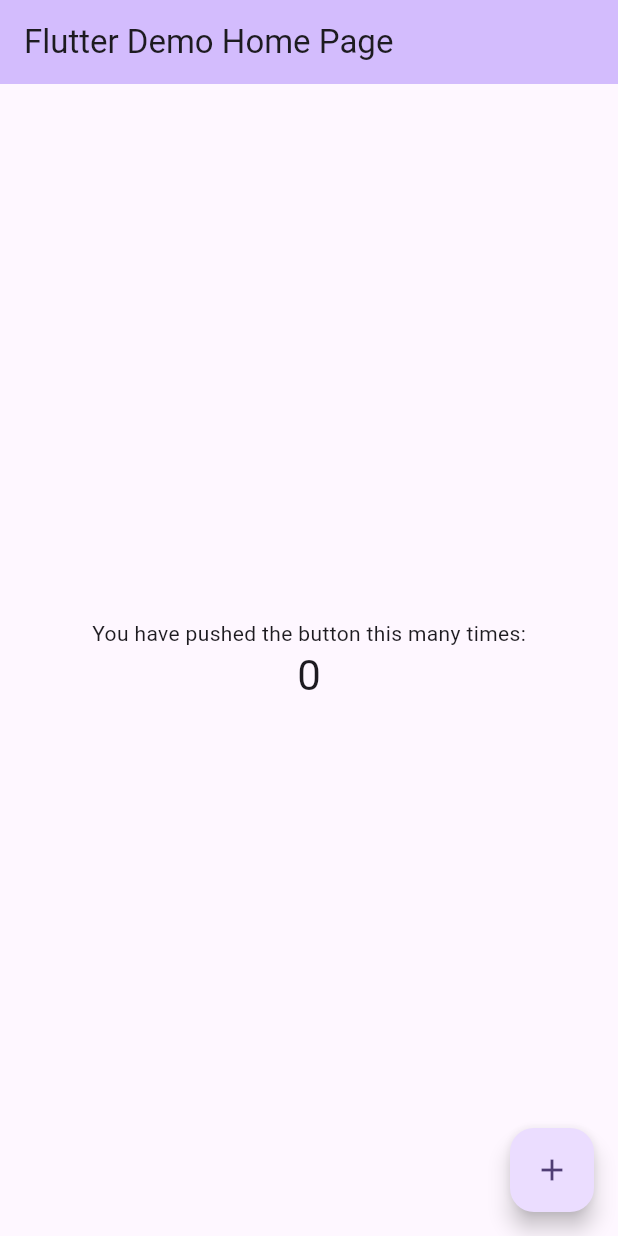
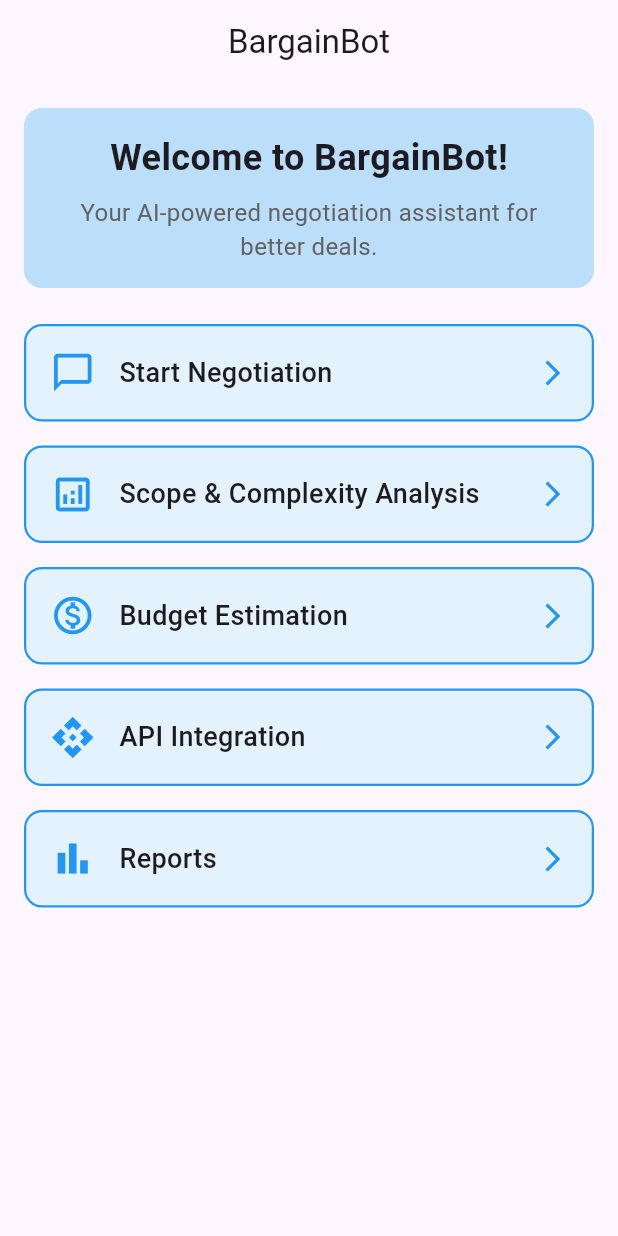
Before and after one commit to gulezahranaqvi812004/Bargain-Bot, a Flutter app: the screen it shows after launch, on a phone screen of 412 x 824 dp. Run offline on Flutter 3.47's test engine with Material 3 defaults, Android fonts, the light colour scheme and no system bars.

Commit message:
Basic UI Added

```diff
--- a/bargain_bot/lib/main.dart
+++ b/bargain_bot/lib/main.dart
@@ -1,125 +1,20 @@
+import 'package:bargain_bot/screens/home_screen.dart';
 import 'package:flutter/material.dart';
 
 void main() {
-  runApp(const MyApp());
+  runApp(MyApp());
 }
 
 class MyApp extends StatelessWidget {
-  const MyApp({super.key});
-
-  // This widget is the root of your application.
   @override
   Widget build(BuildContext context) {
     return MaterialApp(
-      title: 'Flutter Demo',
+      debugShowCheckedModeBanner: false, // Remove the debug banner
+      title: 'BargainBot',
       theme: ThemeData(
-        // This is the theme of your application.
-        //
-        // TRY THIS: Try running your application with "flutter run". You'll see
-        // the application has a purple toolbar. Then, without quitting the app,
-        // try changing the seedColor in the colorScheme below to Colors.green
-        // and then invoke "hot reload" (save your changes or press the "hot
-        // reload" button in a Flutter-supported IDE, or press "r" if you used
-        // the command line to start the app).
-        //
-        // Notice that the counter didn't reset back to zero; the application
-        // state is not lost during the reload. To reset the state, use hot
-        // restart instead.
-        //
-        // This works for code too, not just values: Most code changes can be
-        // tested with just a hot reload.
-        colorScheme: ColorScheme.fromSeed(seedColor: Colors.deepPurple),
-        useMaterial3: true,
+        primarySwatch: Colors.blue,
       ),
-      home: const MyHomePage(title: 'Flutter Demo Home Page'),
+      home: HomePage(), // Set HomeScreen as the initial screen
     );
   }
 }
-
-class MyHomePage extends StatefulWidget {
-  const MyHomePage({super.key, required this.title});
-
-  // This widget is the home page of your application. It is stateful, meaning
-  // that it has a State object (defined below) that contains fields that affect
-  // how it looks.
-
-  // This class is the configuration for the state. It holds the values (in this
-  // case the title) provided by the parent (in this case the App widget) and
-  // used by the build method of the State. Fields in a Widget subclass are
-  // always marked "final".
-
-  final String title;
-
-  @override
-  State<MyHomePage> createState() => _MyHomePageState();
-}
-
-class _MyHomePageState extends State<MyHomePage> {
-  int _counter = 0;
-
-  void _incrementCounter() {
-    setState(() {
-      // This call to setState tells the Flutter framework that something has
-      // changed in this State, which causes it to rerun the build method below
-      // so that the display can reflect the updated values. If we changed
-      // _counter without calling setState(), then the build method would not be
-      // called again, and so nothing would appear to happen.
-      _counter++;
-    });
-  }
-
-  @override
-  Widget build(BuildContext context) {
-    // This method is rerun every time setState is called, for instance as done
-    // by the _incrementCounter method above.
-    //
-    // The Flutter framework has been optimized to make rerunning build methods
-    // fast, so that you can just rebuild anything that needs updating rather
-    // than having to individually change instances of widgets.
-    return Scaffold(
-      appBar: AppBar(
-        // TRY THIS: Try changing the color here to a specific color (to
-        // Colors.amber, perhaps?) and trigger a hot reload to see the AppBar
-        // change color while the other colors stay the same.
-        backgroundColor: Theme.of(context).colorScheme.inversePrimary,
-        // Here we take the value from the MyHomePage object that was created by
-        // the App.build method, and use it to set our appbar title.
-        title: Text(widget.title),
-      ),
-      body: Center(
-        // Center is a layout widget. It takes a single child and positions it
-        // in the middle of the parent.
-        child: Column(
-          // Column is also a layout widget. It takes a list of children and
-          // arranges them vertically. By default, it sizes itself to fit its
-          // children horizontally, and tries to be as tall as its parent.
-          //
-          // Column has various properties to control how it sizes itself and
-          // how it positions its children. Here we use mainAxisAlignment to
-          // center the children vertically; the main axis here is the vertical
-          // axis because Columns are vertical (the cross axis would be
-          // horizontal).
-          //
-          // TRY THIS: Invoke "debug painting" (choose the "Toggle Debug Paint"
-          // action in the IDE, or press "p" in the console), to see the
-          // wireframe for each widget.
-          mainAxisAlignment: MainAxisAlignment.center,
-          children: <Widget>[
-            const Text(
-              'You have pushed the button this many times:',
-            ),
-            Text(
-              '$_counter',
-              style: Theme.of(context).textTheme.headlineMedium,
-            ),
-          ],
-        ),
-      ),
-      floatingActionButton: FloatingActionButton(
-        onPressed: _incrementCounter,
-        tooltip: 'Increment',
-        child: const Icon(Icons.add),
-      ), // This trailing comma makes auto-formatting nicer for build methods.
-    );
-  }
-}
--- /dev/null
+++ b/bargain_bot/lib/screens/home_screen.dart
@@ -0,0 +1,133 @@
+import 'package:bargain_bot/screens/negotiation_screen.dart';
+import 'package:flutter/material.dart';
+
+class HomePage extends StatelessWidget {
+  @override
+  Widget build(BuildContext context) {
+    return Scaffold(
+      appBar: AppBar(
+        title: Text("BargainBot"),
+        centerTitle: true,
+      ),
+      body: SingleChildScrollView(
+        padding: EdgeInsets.all(16.0),
+        child: Column(
+          crossAxisAlignment: CrossAxisAlignment.stretch,
+          children: [
+            // Banner Section
+            Container(
+              padding: EdgeInsets.all(16.0),
+              decoration: BoxDecoration(
+                color: Colors.blue.shade100,
+                borderRadius: BorderRadius.circular(12.0),
+              ),
+              child: Column(
+                crossAxisAlignment: CrossAxisAlignment.center,
+                children: [
+                  Text(
+                    "Welcome to BargainBot!",
+                    style: TextStyle(
+                      fontSize: 24.0,
+                      fontWeight: FontWeight.bold,
+                    ),
+                  ),
+                  SizedBox(height: 8.0),
+                  Text(
+                    "Your AI-powered negotiation assistant for better deals.",
+                    textAlign: TextAlign.center,
+                    style: TextStyle(fontSize: 16.0, color: Colors.grey[700]),
+                  ),
+                ],
+              ),
+            ),
+            SizedBox(height: 24.0),
+
+            // Navigation Buttons
+            HomeButton(
+              icon: Icons.chat_bubble_outline,
+              title: "Start Negotiation",
+              onTap: () {
+                Navigator.push(
+                  context,
+                  MaterialPageRoute(builder: (context) => NegotiationScreen()),
+                );
+              },
+            ),
+            SizedBox(height: 16.0),
+            HomeButton(
+              icon: Icons.analytics_outlined,
+              title: "Scope & Complexity Analysis",
+              onTap: () {
+                // Navigate to Scope Analysis Screen
+              },
+            ),
+            SizedBox(height: 16.0),
+            HomeButton(
+              icon: Icons.monetization_on_outlined,
+              title: "Budget Estimation",
+              onTap: () {
+                // Navigate to Budget Estimation Screen
+              },
+            ),
+            SizedBox(height: 16.0),
+            HomeButton(
+              icon: Icons.api_outlined,
+              title: "API Integration",
+              onTap: () {
+                // Navigate to API Integration Screen
+              },
+            ),
+            SizedBox(height: 16.0),
+            HomeButton(
+              icon: Icons.bar_chart_outlined,
+              title: "Reports",
+              onTap: () {
+                // Navigate to Reports Screen
+              },
+            ),
+          ],
+        ),
+      ),
+    );
+  }
+}
+
+class HomeButton extends StatelessWidget {
+  final IconData icon;
+  final String title;
+  final VoidCallback onTap;
+
+  const HomeButton({
+    required this.icon,
+    required this.title,
+    required this.onTap,
+  });
+
+  @override
+  Widget build(BuildContext context) {
+    return GestureDetector(
+      onTap: onTap,
+      child: Container(
+        padding: EdgeInsets.all(16.0),
+        decoration: BoxDecoration(
+          color: Colors.blue.shade50,
+          borderRadius: BorderRadius.circular(12.0),
+          border: Border.all(color: Colors.blue, width: 1.5),
+        ),
+        child: Row(
+          children: [
+            Icon(icon, color: Colors.blue, size: 30.0),
+            SizedBox(width: 16.0),
+            Expanded(
+              child: Text(
+                title,
+                style: TextStyle(fontSize: 18.0, fontWeight: FontWeight.w500),
+              ),
+            ),
+            Icon(Icons.arrow_forward_ios, color: Colors.blue, size: 20.0),
+          ],
+        ),
+      ),
+    );
+  }
+}
```
Also changed, not shown: bargain_bot/lib/screens/negotiation_screen.dart (added, +70 -0 lines), bargain_bot/lib/screens/start_negotiation_screen.dart (added, +140 -0 lines).
